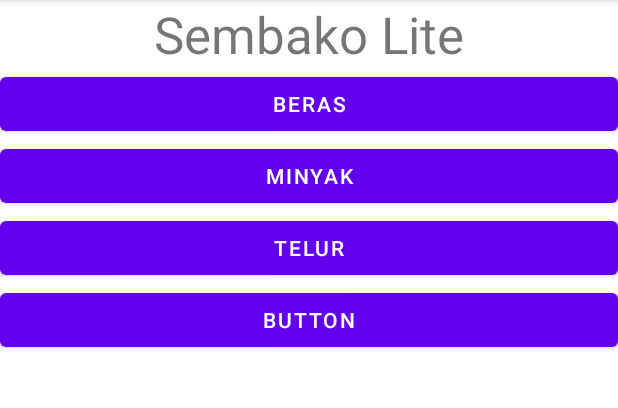
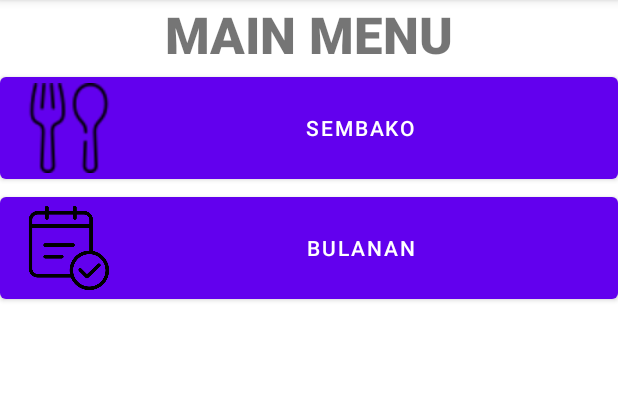
Before and after one commit to dhevz/SembakoBulanan, an Android app: the MainMenu screen opened directly, with no data from a screen before it, on a phone screen of 412 x 824 dp, the part 84-492 px from its top. Run offline under Robolectric (Android 15) with nearby library versions, the phone set to English and light mode, and no system bars.

Commit message:
update gambar

```diff
--- a/app/src/main/res/layout/activity_main_menu.xml
+++ b/app/src/main/res/layout/activity_main_menu.xml
@@ -15,7 +15,8 @@
             android:id="@+id/textView2"
             android:layout_width="match_parent"
             android:layout_height="wrap_content"
-            android:text="Sembako Lite"
+            android:fontFamily="sans-serif-black"
+            android:text="MAIN MENU"
             android:textAlignment="center"
             android:textSize="34sp" />
 
@@ -23,24 +24,19 @@
             android:id="@+id/button3"
             android:layout_width="match_parent"
             android:layout_height="wrap_content"
-            android:text="BERAS" />
+            android:text="SEMBAKO"
+            app:icon="@drawable/sembako"
+            app:iconSize="60dp"
+            app:iconTint="@color/black" />
 
         <Button
             android:id="@+id/button4"
             android:layout_width="match_parent"
             android:layout_height="wrap_content"
-            android:text="MINYAK" />
-
-        <Button
-            android:layout_width="match_parent"
-            android:layout_height="wrap_content"
-            android:text="TELUR" />
-
-        <Button
-            android:id="@+id/button10"
-            android:layout_width="match_parent"
-            android:layout_height="wrap_content"
-            android:text="Button" />
+            android:text="BULANAN"
+            app:icon="@drawable/bulanan"
+            app:iconSize="60dp"
+            app:iconTint="@color/black" />
 
     </LinearLayout>
 </androidx.constraintlayout.widget.ConstraintLayout>
```
Also changed, not shown: app/src/main/AndroidManifest.xml (+12 -0 lines), app/src/main/java/com/example/sembakobulanan/MenuBulanan.java (added, +14 -0 lines), app/src/main/java/com/example/sembakobulanan/MenuSembako.java (added, +14 -0 lines), app/src/main/res/layout/activity_menu_bulanan.xml (renamed from app/src/main/res/layout/activity_main_menu_cicilan.xml, +20 -10 lines), app/src/main/res/layout/activity_menu_sembako.xml (added, +9 -0 lines), app/src/main/res/drawable/beras.png (added), app/src/main/res/drawable/bulanan.png (added), app/src/main/res/drawable/gula.png (added), app/src/main/res/drawable/telur.png (added).
